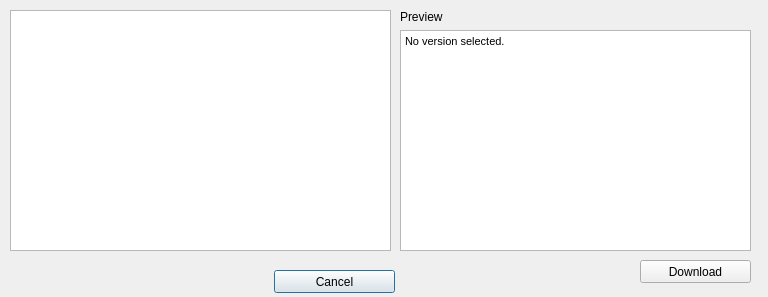
Above: LAWRENTIAN/LuD/copyhistorywindow.ui from pyridine/LAWRENTIAN before the change. Below: the same form after it.
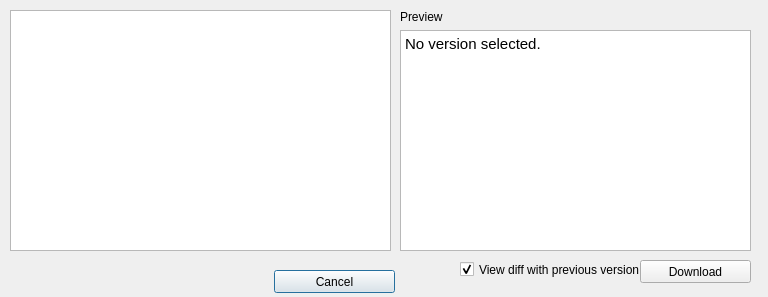
That is the form after the change.

Commit message: Diff for spaceless files

Patch:
```diff
--- a/LAWRENTIAN/LuD/copyhistorywindow.ui
+++ b/LAWRENTIAN/LuD/copyhistorywindow.ui
@@ -82,7 +82,23 @@
 &lt;html&gt;&lt;head&gt;&lt;meta name=&quot;qrichtext&quot; content=&quot;1&quot; /&gt;&lt;style type=&quot;text/css&quot;&gt;
 p, li { white-space: pre-wrap; }
 &lt;/style&gt;&lt;/head&gt;&lt;body style=&quot; font-family:'MS Shell Dlg 2'; font-size:8.25pt; font-weight:400; font-style:normal;&quot;&gt;
-&lt;p style=&quot; margin-top:0px; margin-bottom:0px; margin-left:0px; margin-right:0px; -qt-block-indent:0; text-indent:0px;&quot;&gt;No version selected.&lt;/p&gt;&lt;/body&gt;&lt;/html&gt;</string>
+&lt;p style=&quot; margin-top:0px; margin-bottom:0px; margin-left:0px; margin-right:0px; -qt-block-indent:0; text-indent:0px;&quot;&gt;&lt;span style=&quot; font-size:11pt;&quot;&gt;No version selected.&lt;/span&gt;&lt;/p&gt;&lt;/body&gt;&lt;/html&gt;</string>
+   </property>
+  </widget>
+  <widget class="QCheckBox" name="ifDifCheckBox">
+   <property name="geometry">
+    <rect>
+     <x>460</x>
+     <y>260</y>
+     <width>211</width>
+     <height>19</height>
+    </rect>
+   </property>
+   <property name="text">
+    <string>View diff with previous version</string>
+   </property>
+   <property name="checked">
+    <bool>true</bool>
    </property>
   </widget>
  </widget>
```
The commit also changes 10 other files.
